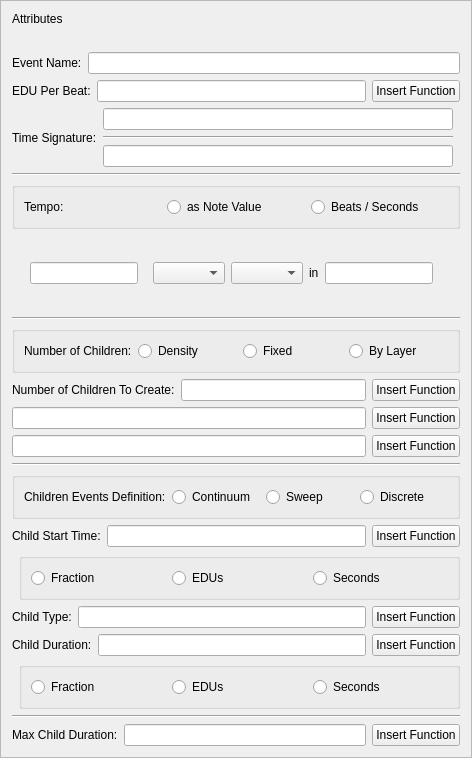
First picture: the form in LASSIE/src/UI/Attributes.ui, repository passyur/DISSCO-2.2.0, before the edit.
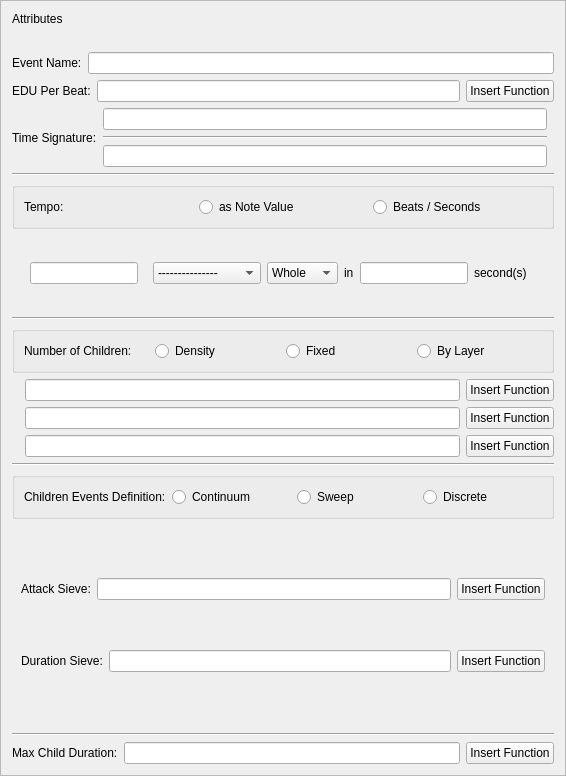
Second picture: the form after the edit. The open tabs and pages were chosen to show the change.

What changed in the file:
```diff
--- a/LASSIE/src/UI/Attributes.ui
+++ b/LASSIE/src/UI/Attributes.ui
@@ -204,10 +204,25 @@
                           <widget class="QWidget" name="tempoControlsWidget2">
                             <layout class="QHBoxLayout" name="tempoControlsLayout2">
                               <item>
-                                <widget class="QComboBox" name="tempoNotePrefixCombo2"/>
+                                <widget class="QComboBox" name="tempoNotePrefixCombo2">
+                                  <item><property name="text"><string>---------------</string></property></item>
+                                  <item><property name="text"><string>Dotted</string></property></item>
+                                  <item><property name="text"><string>Double Dotted</string></property></item>
+                                  <item><property name="text"><string>Triple</string></property></item>
+                                  <item><property name="text"><string>Quintuple</string></property></item>
+                                  <item><property name="text"><string>Sextuple</string></property></item>
+                                  <item><property name="text"><string>Septuple</string></property></item>                                 
+                                </widget>
                               </item>
                               <item>
-                                <widget class="QComboBox" name="tempoNoteCombo2"/>
+                                <widget class="QComboBox" name="tempoNoteCombo2">
+                                  <item><property name="text"><string>Whole</string></property></item>
+                                  <item><property name="text"><string>Half</string></property></item>
+                                  <item><property name="text"><string>Quarter</string></property></item>
+                                  <item><property name="text"><string>8th</string></property></item>
+                                  <item><property name="text"><string>16th</string></property></item>
+                                  <item><property name="text"><string>32nd</string></property></item>
+                                </widget>
                               </item>
                               <item>
                                 <widget class="QLabel" name="tempoInLabel">
@@ -218,8 +233,14 @@
                               </item>
                               <item>
                                 <widget class="QLineEdit" name="tempoValueEntry3">
-                                  <property name="minimumWidth">
-                                    <number>150</number>
+                                  <property name="minimumWidth"><number>50</number></property>
+                                  <property name="maximumWidth"><number>150</number></property>
+                                </widget>
+                              </item>
+                              <item>
+                                <widget class="QLabel" name="tempoSecLabel">
+                                  <property name="text">
+                                    <string>second(s)</string>
                                   </property>
                                 </widget>
                               </item>
@@ -271,7 +292,7 @@
         <layout class="QHBoxLayout" name="numOfChildayout1">
             <item>
                 <widget class="QLabel" name="numOfChildLabel1">
-                <property name="text"><string>Number of Children To Create:</string></property>
+                <property name="text"><string></string></property>
                 </widget>
             </item>
             <item>
@@ -288,6 +309,11 @@
         </item>
         <item>
         <layout class="QHBoxLayout" name="numOfChildayout2">
+            <item>
+                <widget class="QLabel" name="numOfChildLabel2">
+                <property name="text"><string></string></property>
+                </widget>
+            </item>
             <item>
                 <widget class="QLineEdit" name="childCountEntry2"/>
             </item>
@@ -302,6 +328,11 @@
         </item>
         <item>
         <layout class="QHBoxLayout" name="numOfChildayout3">
+            <item>
+                <widget class="QLabel" name="numOfChildLabel3">
+                <property name="text"><string></string></property>
+                </widget>
+            </item>
             <item>
                 <widget class="QLineEdit" name="childCountEntry3"/>
             </item>
@@ -349,6 +380,24 @@
           </layout>
           </widget>
         </item>
+
+        <item>
+          <widget class="QStackedWidget" name="childEventDefStack">
+            <property name="currentIndex"><number>0</number></property>
+
+                <widget class="QWidget" name="emptyChildEventDefPage">
+                    <layout class="QHBoxLayout" name="emptyChildEventDefLayout">
+                        <item>
+                            <widget class="QLabel" name="emptyChildEventDefLabel">
+                            <property name="text"><string></string></property>
+                            </widget>
+                        </item>
+                    </layout>
+                </widget>
+ 
+
+                <widget class="QWidget" name="childEventDefContSweepPage">
+                  <layout class="QVBoxLayout" name="childEventDefContSweepPageLayout">
         <item>
         <layout class="QHBoxLayout" name="childEventDefStartTimeLayout">
             <item>
@@ -474,7 +523,52 @@
           </item>
         </layout>
         </item>
-
+                  </layout>
+                </widget>
+                <widget class="QWidget" name="childEventDefDiscretePage">
+                  <layout class="QVBoxLayout" name="childEventDefDiscretePageLayout">
+                          <item>
+                          <layout class="QHBoxLayout" name="attackSieveLayout">
+                              <item>
+                                  <widget class="QLabel" name="attackSieveLabel">
+                                  <property name="text"><string>Attack Sieve:</string></property>
+                                  </widget>
+                              </item>
+                              <item>
+                                  <widget class="QLineEdit" name="attackSieveEntry"/>
+                              </item>
+                              <item>
+                                  <widget class="QPushButton" name="childEventAttackSieveFunButton">
+                                  <property name="text">
+                                      <string>Insert Function</string>
+                                  </property>
+                                  </widget>
+                              </item>
+                          </layout>
+                          </item>
+                          <item>
+                          <layout class="QHBoxLayout" name="durationSieveLayout">
+                              <item>
+                                  <widget class="QLabel" name="durationSieveLabel">
+                                  <property name="text"><string>Duration Sieve:</string></property>
+                                  </widget>
+                              </item>
+                              <item>
+                                  <widget class="QLineEdit" name="durationSieveEntry"/>
+                              </item>
+                              <item>
+                                  <widget class="QPushButton" name="childEventDurationSieveFunButton">
+                                  <property name="text">
+                                      <string>Insert Function</string>
+                                  </property>
+                                  </widget>
+                              </item>
+                          </layout>
+                          </item>
+                  </layout>
+                </widget>
+          </widget>
+        </item>
         <item>
           <widget class="QFrame" name="line_3">
             <property name="frameShape"><enum>QFrame::HLine</enum></property>
```
Left out of the diff: 23 changed lines with no effect on the pictures. Lines whose indentation alone changed are shown as unchanged.
